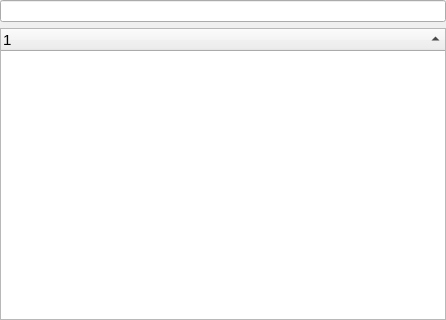
First picture: the form in retroshare-gui/src/gui/common/FriendSelectionWidget.ui, repository RetroShare/RetroShare, before the edit.
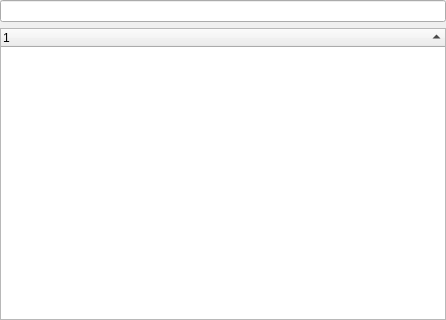
Second picture: the form after the edit. Custom widgets are drawn as their Qt base class.

Commit message: remove font sizes from the ui files

```diff
--- a/retroshare-gui/src/gui/common/FriendSelectionWidget.ui
+++ b/retroshare-gui/src/gui/common/FriendSelectionWidget.ui
@@ -38,11 +38,6 @@
        <height>0</height>
       </size>
      </property>
-     <property name="font">
-      <font>
-       <pointsize>11</pointsize>
-      </font>
-     </property>
      <property name="contextMenuPolicy">
       <enum>Qt::CustomContextMenu</enum>
      </property>
```
Left out of the diff: 2 changed lines with no effect on the pictures. The commit also changes 15 other files.
